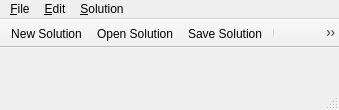
Old version of the form mainwindow.ui in the repository fritzone/ddm.
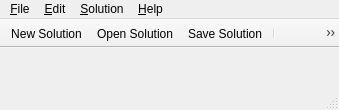
New version of the form. Icons and pictures are not drawn.

```diff
--- a/mainwindow.ui
+++ b/mainwindow.ui
@@ -36,7 +36,7 @@
      <x>0</x>
      <y>0</y>
      <width>339</width>
-     <height>26</height>
+     <height>23</height>
     </rect>
    </property>
    <widget class="QMenu" name="menu_File">
@@ -59,9 +59,16 @@
      <string>&amp;Edit</string>
     </property>
    </widget>
+   <widget class="QMenu" name="menu_Help">
+    <property name="title">
+     <string>&amp;Help</string>
+    </property>
+    <addaction name="action_About"/>
+   </widget>
    <addaction name="menu_File"/>
    <addaction name="menu_Edit"/>
    <addaction name="menu_Solution"/>
+   <addaction name="menu_Help"/>
   </widget>
   <widget class="QToolBar" name="mainToolBar">
    <property name="movable">
```
Left out of the diff: 22 changed lines with no effect on the pictures.
